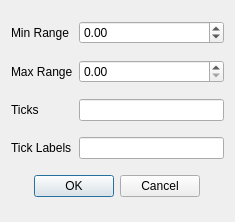
Before: the Qt Designer form Anvedi/signalInfo.ui in ilpropheta/anvedi, drawn with Qt 5.
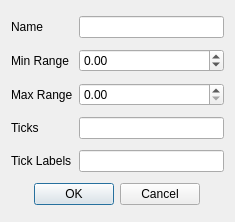
After: the same form once the commit is applied.

Commit message: renaming from GUI

Diff of the .ui file:
```diff
--- a/Anvedi/signalInfo.ui
+++ b/Anvedi/signalInfo.ui
@@ -14,28 +14,28 @@
    <string>Edit Signal Info</string>
   </property>
   <layout class="QGridLayout" name="gridLayout">
-   <item row="1" column="0">
+   <item row="2" column="0">
     <widget class="QLabel" name="lbRangeMax">
      <property name="text">
       <string>Max Range</string>
      </property>
     </widget>
    </item>
-   <item row="1" column="1">
+   <item row="2" column="1">
     <widget class="QDoubleSpinBox" name="spinRangeMax">
      <property name="maximum">
       <double>99999999999.000000000000000</double>
      </property>
     </widget>
    </item>
-   <item row="2" column="0">
+   <item row="3" column="0">
     <widget class="QLabel" name="lbTicks">
      <property name="text">
       <string>Ticks</string>
      </property>
     </widget>
    </item>
-   <item row="0" column="1">
+   <item row="1" column="1">
     <widget class="QDoubleSpinBox" name="spinRangeMin">
      <property name="decimals">
       <number>2</number>
@@ -51,27 +51,27 @@
      </property>
     </widget>
    </item>
-   <item row="0" column="0">
+   <item row="1" column="0">
     <widget class="QLabel" name="lbRangeMin">
      <property name="text">
       <string>Min Range</string>
      </property>
     </widget>
    </item>
-   <item row="2" column="1">
+   <item row="3" column="1">
     <widget class="QLineEdit" name="editTicks"/>
    </item>
-   <item row="3" column="0">
+   <item row="4" column="0">
     <widget class="QLabel" name="lbTickLabels">
      <property name="text">
       <string>Tick Labels</string>
      </property>
     </widget>
    </item>
-   <item row="3" column="1">
+   <item row="4" column="1">
     <widget class="QLineEdit" name="editTickLabels"/>
    </item>
-   <item row="4" column="0" colspan="2" alignment="Qt::AlignHCenter">
+   <item row="5" column="0" colspan="2" alignment="Qt::AlignHCenter">
     <widget class="QDialogButtonBox" name="buttonBox">
      <property name="orientation">
       <enum>Qt::Horizontal</enum>
@@ -81,6 +81,16 @@
      </property>
     </widget>
    </item>
+   <item row="0" column="0">
+    <widget class="QLabel" name="lbName">
+     <property name="text">
+      <string>Name</string>
+     </property>
+    </widget>
+   </item>
+   <item row="0" column="1">
+    <widget class="QLineEdit" name="editName"/>
+   </item>
   </layout>
  </widget>
  <resources/>
```
The commit also changes 1 other file.
